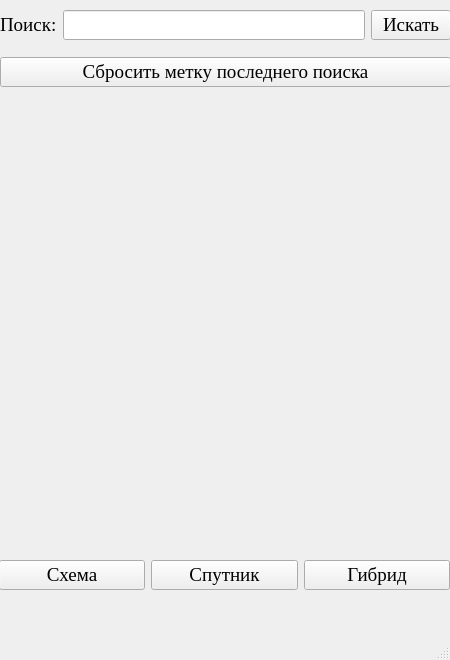
NeMolliriK/Maps_API, file Maps_API.ui: the form before one commit.
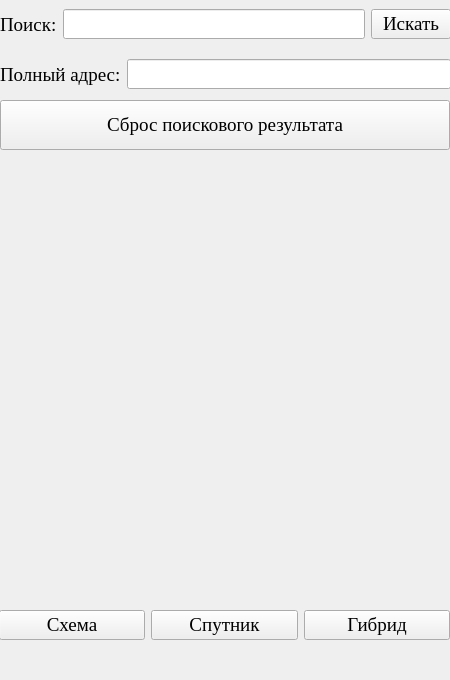
The form after the commit.

Commit message: Часть №8

Diff of the .ui file:
```diff
--- a/Maps_API.ui
+++ b/Maps_API.ui
@@ -7,7 +7,7 @@
     <x>0</x>
     <y>0</y>
     <width>450</width>
-    <height>660</height>
+    <height>680</height>
    </rect>
   </property>
   <property name="font">
@@ -27,7 +27,7 @@
     <property name="geometry">
      <rect>
       <x>0</x>
-      <y>100</y>
+      <y>150</y>
       <width>450</width>
       <height>450</height>
      </rect>
@@ -43,7 +43,7 @@
     <property name="geometry">
      <rect>
       <x>-1</x>
-      <y>550</y>
+      <y>600</y>
       <width>451</width>
       <height>51</height>
      </rect>
@@ -87,21 +87,21 @@
       <x>0</x>
       <y>-1</y>
       <width>451</width>
-      <height>101</height>
+      <height>51</height>
      </rect>
     </property>
-    <layout class="QGridLayout" name="gridLayout_2">
-     <item row="0" column="1">
-      <widget class="QLineEdit" name="lineEdit"/>
-     </item>
-     <item row="0" column="0">
+    <layout class="QHBoxLayout" name="horizontalLayout_2">
+     <item>
       <widget class="QLabel" name="label_2">
        <property name="text">
         <string>Поиск:</string>
        </property>
       </widget>
      </item>
-     <item row="0" column="2">
+     <item>
+      <widget class="QLineEdit" name="lineEdit"/>
+     </item>
+     <item>
       <widget class="QPushButton" name="pushButton_4">
        <property name="cursor">
         <cursorShape>PointingHandCursor</cursorShape>
@@ -111,18 +111,50 @@
        </property>
       </widget>
      </item>
-     <item row="1" column="0" colspan="3">
-      <widget class="QPushButton" name="pushButton_5">
-       <property name="cursor">
-        <cursorShape>PointingHandCursor</cursorShape>
-       </property>
+    </layout>
+   </widget>
+   <widget class="QWidget" name="horizontalLayoutWidget_3">
+    <property name="geometry">
+     <rect>
+      <x>0</x>
+      <y>49</y>
+      <width>451</width>
+      <height>51</height>
+     </rect>
+    </property>
+    <layout class="QHBoxLayout" name="horizontalLayout_3">
+     <item>
+      <widget class="QLabel" name="label_3">
        <property name="text">
-        <string>Сбросить метку последнего поиска</string>
+        <string>Полный адрес:</string>
+       </property>
+      </widget>
+     </item>
+     <item>
+      <widget class="QLineEdit" name="lineEdit_2">
+       <property name="readOnly">
+        <bool>true</bool>
        </property>
       </widget>
      </item>
     </layout>
    </widget>
+   <widget class="QPushButton" name="pushButton_5">
+    <property name="geometry">
+     <rect>
+      <x>0</x>
+      <y>100</y>
+      <width>450</width>
+      <height>50</height>
+     </rect>
+    </property>
+    <property name="cursor">
+     <cursorShape>PointingHandCursor</cursorShape>
+    </property>
+    <property name="text">
+     <string>Сброс поискового результата</string>
+    </property>
+   </widget>
   </widget>
   <widget class="QMenuBar" name="menubar">
    <property name="geometry">
@@ -134,7 +166,6 @@
     </rect>
    </property>
   </widget>
-  <widget class="QStatusBar" name="statusbar"/>
  </widget>
  <resources/>
  <connections/>
```
Left out of the diff: 2 changed lines with no effect on the pictures. The commit also changes 2 other files.
